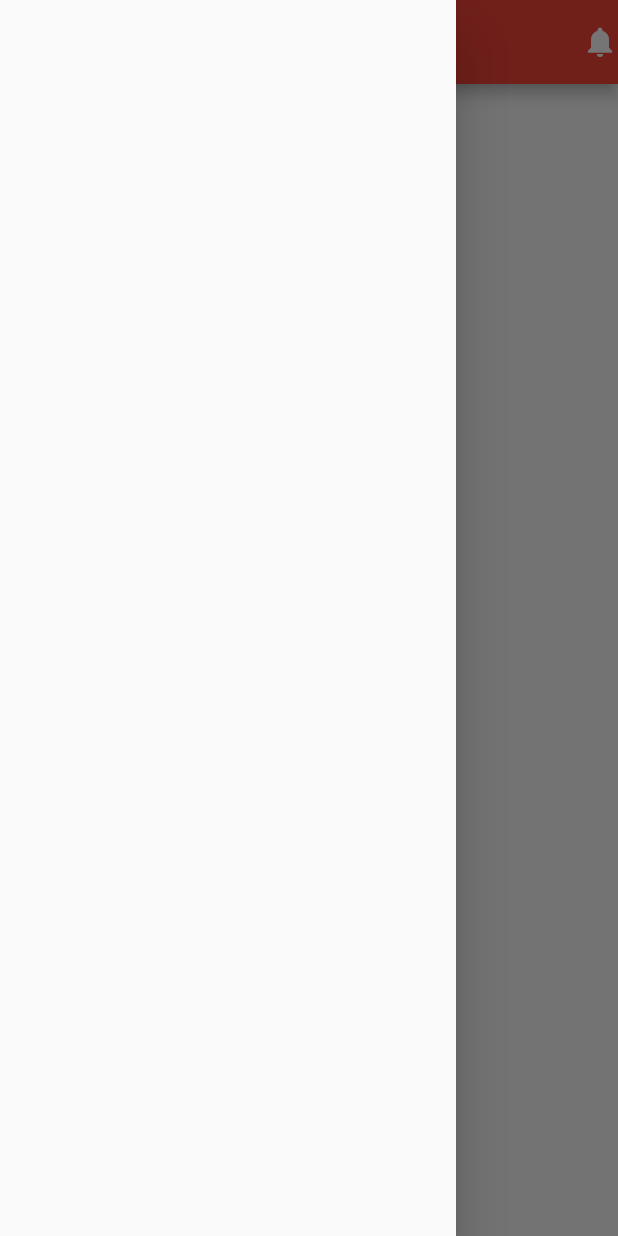
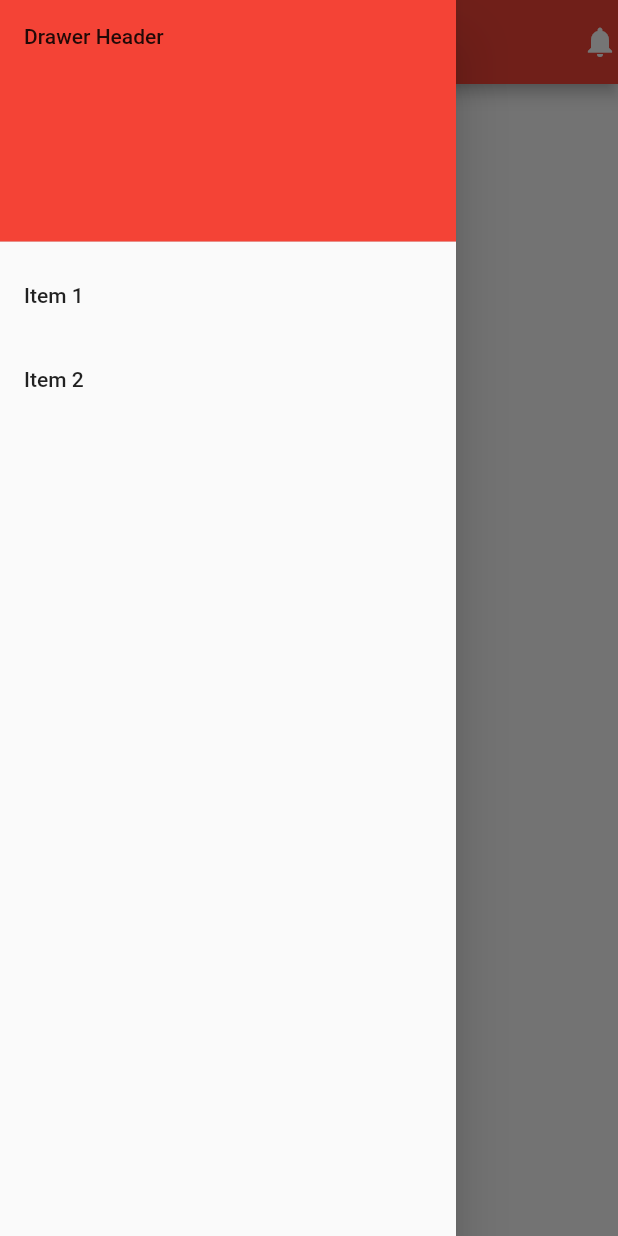
Before and after one commit to djumah-celestin/My-Airtel-Ui-Designs-Clone, a Flutter app: the screen it shows after launch, with the side drawer open, on a phone screen of 412 x 824 dp. Run offline on Flutter 3.47's test engine with Material 2 defaults, Android fonts, the light colour scheme and no system bars.

Commit message:
Project Initialization

```diff
--- a/lib/main.dart
+++ b/lib/main.dart
@@ -12,7 +12,38 @@ class MyAirtel extends StatelessWidget {
         primaryColor: Colors.red,
       ),
       home: Scaffold(
-        drawer: Drawer(),
+        drawer: Drawer(
+          child: ListView(
+            // Important: Remove any padding from the ListView.
+            padding: EdgeInsets.zero,
+            children: <Widget>[
+              DrawerHeader(
+                decoration: BoxDecoration(
+                  color: Colors.red,
+                ),
+                child: Text('Drawer Header'),
+              ),
+              ListTile(
+                title: Text('Item 1'),
+                onTap: () {
+                  // Update the state of the app
+                  // ...
+                  // Then close the drawer
+                  Navigator.pop(context);
+                },
+              ),
+              ListTile(
+                title: Text('Item 2'),
+                onTap: () {
+                  // Update the state of the app
+                  // ...
+                  // Then close the drawer
+                  Navigator.pop(context);
+                },
+              ),
+            ],
+          ),
+        ),
         appBar: AppBar(
           title: Text('Airtel'),
           actions: [Icon(Icons.notifications)],
```
